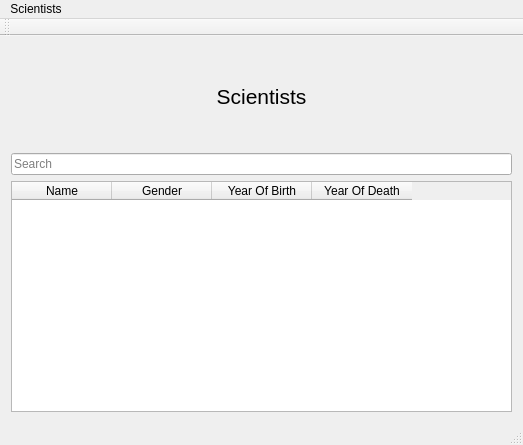
First picture: the form in GUI-verklegtVika3/mainwindow.ui, repository streamerinn/Verklegt-1, before the edit.
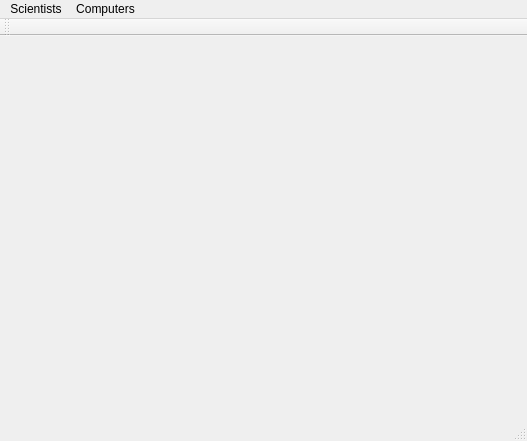
Second picture: the form after the edit.

```diff
--- a/GUI-verklegtVika3/mainwindow.ui
+++ b/GUI-verklegtVika3/mainwindow.ui
@@ -6,67 +6,22 @@
    <rect>
     <x>0</x>
     <y>0</y>
-    <width>523</width>
-    <height>445</height>
+    <width>527</width>
+    <height>441</height>
    </rect>
   </property>
   <property name="windowTitle">
    <string>MainWindow</string>
   </property>
   <widget class="QWidget" name="centralWidget">
-   <layout class="QGridLayout" name="gridLayout">
-    <item row="1" column="0">
-     <widget class="QLineEdit" name="ScientistSearch">
-      <property name="placeholderText">
-       <string>Search</string>
-      </property>
-     </widget>
-    </item>
-    <item row="0" column="0">
-     <widget class="QLabel" name="label">
-      <property name="text">
-       <string>&lt;html&gt;&lt;head/&gt;&lt;body&gt;&lt;p align=&quot;center&quot;&gt;&lt;span style=&quot; font-size:16pt;&quot;&gt;Scientists&lt;/span&gt;&lt;/p&gt;&lt;/body&gt;&lt;/html&gt;</string>
-      </property>
-     </widget>
-    </item>
-    <item row="2" column="0">
-     <widget class="QTableWidget" name="ScientistTable">
-      <property name="maximumSize">
-       <size>
-        <width>501</width>
-        <height>231</height>
-       </size>
-      </property>
-      <column>
-       <property name="text">
-        <string>Name</string>
-       </property>
-      </column>
-      <column>
-       <property name="text">
-        <string>Gender</string>
-       </property>
-      </column>
-      <column>
-       <property name="text">
-        <string>Year Of Birth</string>
-       </property>
-      </column>
-      <column>
-       <property name="text">
-        <string>Year Of Death</string>
-       </property>
-      </column>
-     </widget>
-    </item>
-   </layout>
+   <layout class="QGridLayout" name="gridLayout"/>
   </widget>
   <widget class="QMenuBar" name="menuBar">
    <property name="geometry">
     <rect>
      <x>0</x>
      <y>0</y>
-     <width>523</width>
+     <width>527</width>
      <height>26</height>
     </rect>
    </property>
@@ -75,7 +30,14 @@
      <string>Scientists</string>
     </property>
    </widget>
+   <widget class="QMenu" name="menuComputers">
+    <property name="title">
+     <string>Computers</string>
+    </property>
+    <addaction name="separator"/>
+   </widget>
    <addaction name="menuScientists"/>
+   <addaction name="menuComputers"/>
   </widget>
   <widget class="QToolBar" name="mainToolBar">
    <attribute name="toolBarArea">
```
